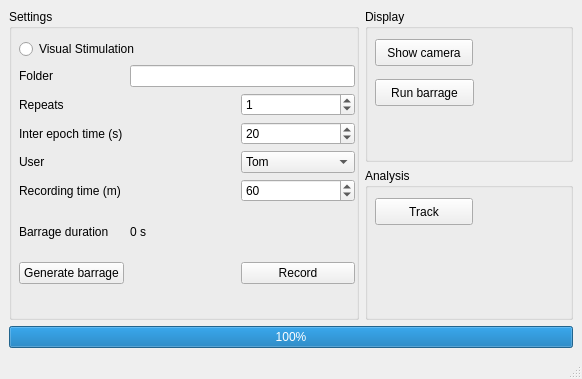
Old version of the form form/mainwindow.ui in the repository dafishcode/rec2track_qt.
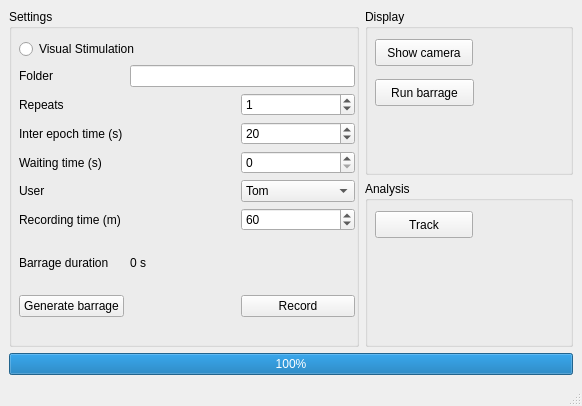
New version of the form.

Diff of the .ui file:
```diff
--- a/form/mainwindow.ui
+++ b/form/mainwindow.ui
@@ -7,7 +7,7 @@
     <x>0</x>
     <y>0</y>
     <width>582</width>
-    <height>379</height>
+    <height>406</height>
    </rect>
   </property>
   <property name="windowTitle">
@@ -34,7 +34,7 @@
            <x>10</x>
            <y>30</y>
            <width>336</width>
-           <height>245</height>
+           <height>278</height>
           </rect>
          </property>
          <layout class="QGridLayout" name="gridLayout_4">
@@ -76,28 +76,14 @@
             </property>
            </widget>
           </item>
-          <item row="8" column="1">
+          <item row="9" column="1">
            <widget class="QLabel" name="Duration">
             <property name="text">
              <string>0 s</string>
             </property>
            </widget>
           </item>
-          <item row="4" column="2">
-           <widget class="QSpinBox" name="repeats">
-            <property name="value">
-             <number>1</number>
-            </property>
-           </widget>
-          </item>
-          <item row="6" column="0" colspan="2">
-           <widget class="QLabel" name="label_3">
-            <property name="text">
-             <string>User</string>
-            </property>
-           </widget>
-          </item>
-          <item row="6" column="2">
+          <item row="7" column="2">
            <widget class="QComboBox" name="comboBox">
             <item>
              <property name="text">
@@ -121,41 +107,65 @@
             </item>
            </widget>
           </item>
-          <item row="8" column="0">
+          <item row="4" column="2">
+           <widget class="QSpinBox" name="repeats">
+            <property name="value">
+             <number>1</number>
+            </property>
+           </widget>
+          </item>
+          <item row="7" column="0" colspan="2">
+           <widget class="QLabel" name="label_3">
+            <property name="text">
+             <string>User</string>
+            </property>
+           </widget>
+          </item>
+          <item row="9" column="0">
            <widget class="QLabel" name="label_5">
             <property name="text">
              <string>Barrage duration</string>
             </property>
            </widget>
           </item>
-          <item row="7" column="0" colspan="2">
+          <item row="8" column="0" colspan="2">
            <widget class="QLabel" name="label_6">
             <property name="text">
              <string>Recording time (m)</string>
             </property>
            </widget>
           </item>
-          <item row="7" column="2">
+          <item row="8" column="2">
            <widget class="QSpinBox" name="spinBox_rectime">
             <property name="value">
              <number>60</number>
             </property>
            </widget>
           </item>
-          <item row="9" column="0">
+          <item row="10" column="0">
            <widget class="QPushButton" name="pushButton_4">
             <property name="text">
              <string>Generate barrage</string>
             </property>
            </widget>
           </item>
-          <item row="9" column="2">
+          <item row="10" column="2">
            <widget class="QPushButton" name="pushButton_2">
             <property name="text">
              <string>Record</string>
             </property>
            </widget>
           </item>
+          <item row="6" column="0" colspan="2">
+           <widget class="QLabel" name="label_7">
+            <property name="text">
+             <string>Waiting time (s)</string>
+            </property>
+           </widget>
+          </item>
+          <item row="6" column="2">
+           <widget class="QSpinBox" name="spinBox_waiting_time"/>
+          </item>
          </layout>
         </widget>
        </widget>
```
